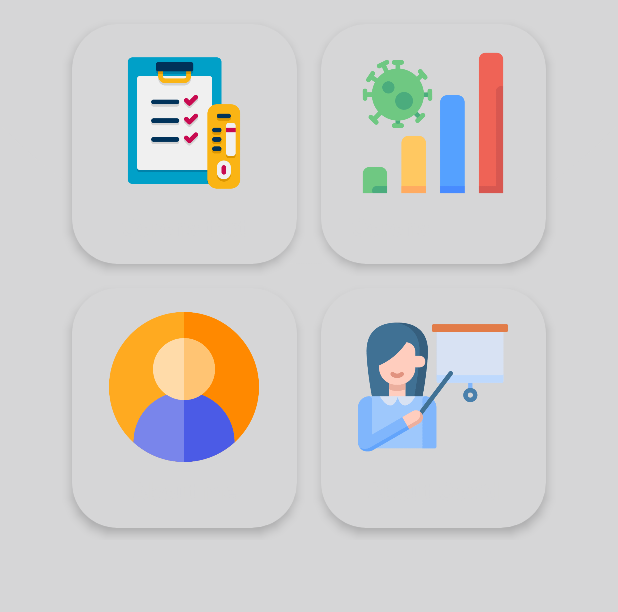
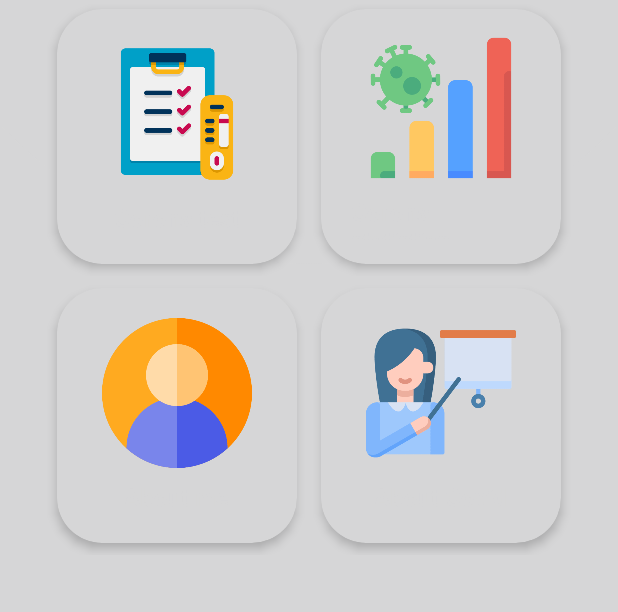
Before and after one commit to ali-saranj/Covid_19, an Android app: the screen it shows after launch (MainActivity), on a phone screen of 412 x 824 dp, the part 372-984 px from its top. Run offline under Robolectric (Android 15) with nearby library versions, the phone set to English and light mode, and no system bars; our stand-ins replace Volley; network calls fail.

Commit message:
add apk2

```diff
--- a/app/src/main/res/layout/activity_main.xml
+++ b/app/src/main/res/layout/activity_main.xml
@@ -35,16 +35,16 @@
 
                 <androidx.cardview.widget.CardView
                     android:id="@+id/btn_main_test_covid"
-                    android:layout_width="wrap_content"
-                    android:layout_height="wrap_content"
+                    android:layout_width="160dp"
+                    android:layout_height="170dp"
                     android:layout_margin="8dp"
                     app:cardBackgroundColor="@color/white"
                     app:cardCornerRadius="30dp"
                     app:cardElevation="4dp">
 
                     <LinearLayout
-                        android:layout_width="150dp"
-                        android:layout_height="160dp"
+                        android:layout_width="match_parent"
+                        android:layout_height="match_parent"
                         android:gravity="center"
                         android:orientation="vertical"
                         android:paddingLeft="20dp"
@@ -72,8 +72,8 @@
 
                 <androidx.cardview.widget.CardView
                     android:id="@+id/btn_main_statistics"
-                    android:layout_width="wrap_content"
-                    android:layout_height="wrap_content"
+                    android:layout_width="160dp"
+                    android:layout_height="170dp"
                     android:layout_margin="8dp"
                     app:cardBackgroundColor="@color/white"
                     app:cardCornerRadius="30dp"
@@ -81,8 +81,8 @@
                     app:cardElevation="4dp">
 
                     <LinearLayout
-                        android:layout_width="150dp"
-                        android:layout_height="160dp"
+                        android:layout_width="match_parent"
+                        android:layout_height="match_parent"
                         android:gravity="center"
                         android:orientation="vertical"
                         android:paddingLeft="20dp"
@@ -116,16 +116,16 @@
 
                 <androidx.cardview.widget.CardView
                     android:id="@+id/btn_main_about"
-                    android:layout_width="wrap_content"
-                    android:layout_height="wrap_content"
+                    android:layout_width="160dp"
+                    android:layout_height="170dp"
                     android:layout_margin="8dp"
                     app:cardBackgroundColor="@color/white"
                     app:cardCornerRadius="30dp"
                     app:cardElevation="4dp">
 
                     <LinearLayout
-                        android:layout_width="150dp"
-                        android:layout_height="160dp"
+                        android:layout_width="match_parent"
+                        android:layout_height="match_parent"
                         android:gravity="center"
                         android:orientation="vertical"
                         android:paddingLeft="20dp"
@@ -153,16 +153,16 @@
 
                 <androidx.cardview.widget.CardView
                     android:id="@+id/btn_main_about_covid"
-                    android:layout_width="wrap_content"
-                    android:layout_height="wrap_content"
+                    android:layout_width="160dp"
+                    android:layout_height="170dp"
                     android:layout_margin="8dp"
                     app:cardBackgroundColor="@color/white"
                     app:cardCornerRadius="30dp"
                     app:cardElevation="4dp">
 
                     <LinearLayout
-                        android:layout_width="150dp"
-                        android:layout_height="160dp"
+                        android:layout_width="match_parent"
+                        android:layout_height="match_parent"
                         android:gravity="center"
                         android:orientation="vertical"
                         android:paddingLeft="20dp"
```
